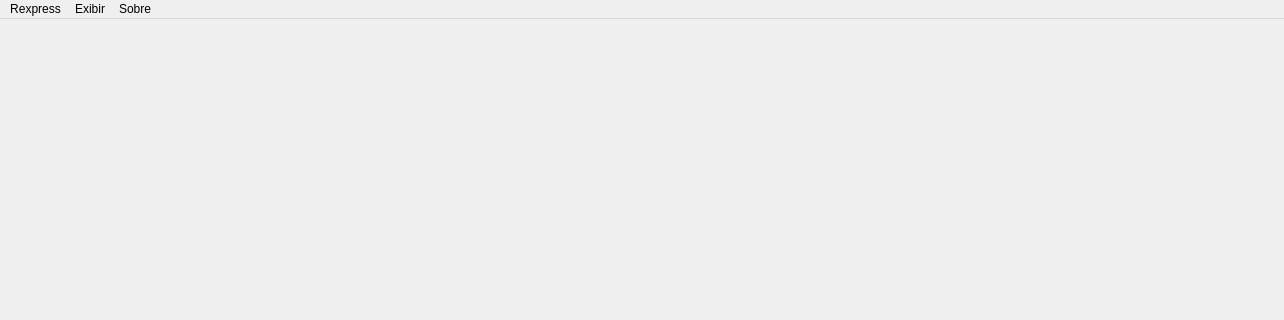
This is src/app/views/mainwindow.ui in guilhermeomt/rexpress as Qt 5 draws it before an edit; both pictures show x 0 to 1284 and y 0 to 320 of the 1284 by 757 pixel window. The edited form follows.
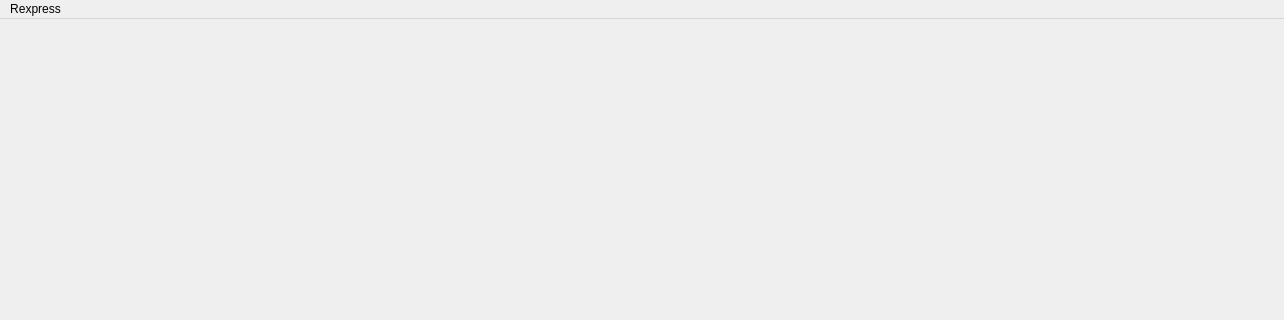
This is the edited form.

Diff of the .ui file:
```diff
--- a/src/app/views/mainwindow.ui
+++ b/src/app/views/mainwindow.ui
@@ -23,24 +23,12 @@
      <height>25</height>
     </rect>
    </property>
-   <widget class="QMenu" name="menuView">
-    <property name="title">
-     <string>Exibir</string>
-    </property>
-   </widget>
-   <widget class="QMenu" name="menuRexpress">
+   <widget class="QMenu" name="menuRexpresss">
     <property name="title">
      <string>Rexpress</string>
     </property>
    </widget>
-   <widget class="QMenu" name="menuSobre">
-    <property name="title">
-     <string>Sobre</string>
-    </property>
-   </widget>
-   <addaction name="menuRexpress"/>
-   <addaction name="menuView"/>
-   <addaction name="menuSobre"/>
+   <addaction name="menuRexpresss"/>
   </widget>
  </widget>
  <resources/>
```
Left out of the diff: 20 changed lines with no effect on the pictures.
